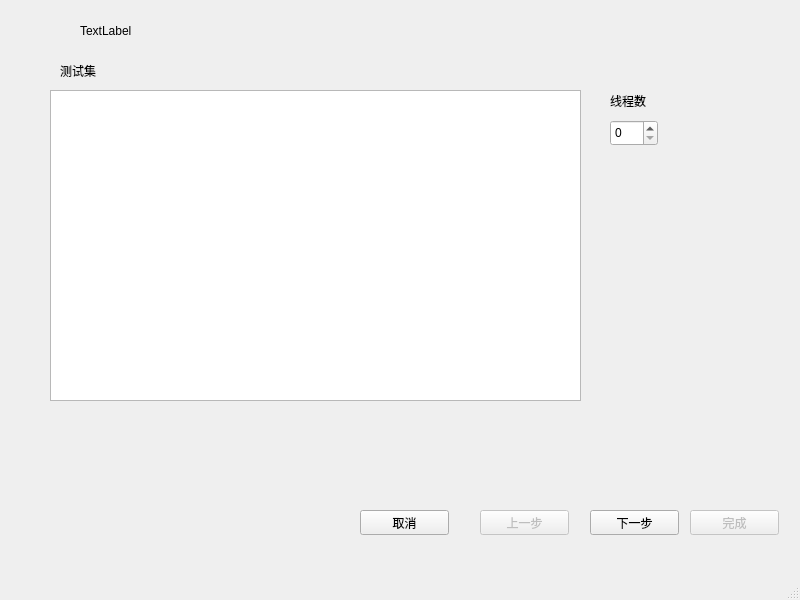
Old version of the form experiment/src/choiceguide.ui in the repository creeper12356/guide_software.
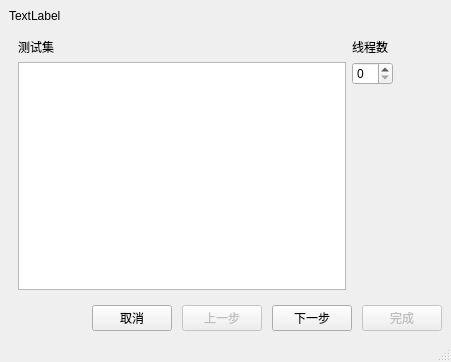
New version of the form. The open tabs and pages were chosen to show the change. Icons and pictures are not drawn.

The edit to the form file:
```diff
--- a/experiment/src/choiceguide.ui
+++ b/experiment/src/choiceguide.ui
@@ -9,10 +9,22 @@
    <rect>
     <x>0</x>
     <y>0</y>
-    <width>800</width>
-    <height>600</height>
+    <width>451</width>
+    <height>362</height>
    </rect>
   </property>
+  <property name="minimumSize">
+   <size>
+    <width>451</width>
+    <height>362</height>
+   </size>
+  </property>
+  <property name="maximumSize">
+   <size>
+    <width>451</width>
+    <height>362</height>
+   </size>
+  </property>
   <property name="windowTitle">
    <string>配置</string>
   </property>
@@ -21,15 +33,16 @@
     <normaloff>:/img/conf_icon.png</normaloff>:/img/conf_icon.png</iconset>
   </property>
   <widget class="QWidget" name="centralwidget">
+   <layout class="QVBoxLayout" name="verticalLayout">
+    <item>
+     <widget class="QLabel" name="info_label">
+      <property name="text">
+       <string>TextLabel</string>
+      </property>
+     </widget>
+    </item>
+    <item>
    <widget class="QStackedWidget" name="stacked_widget">
-    <property name="geometry">
-     <rect>
-      <x>40</x>
-      <y>50</y>
-      <width>691</width>
-      <height>411</height>
-     </rect>
-    </property>
     <property name="currentIndex">
      <number>2</number>
     </property>
@@ -88,111 +101,88 @@
      </widget>
     </widget>
     <widget class="QWidget" name="test_page">
-     <widget class="QListWidget" name="test_list">
-      <property name="geometry">
-       <rect>
-        <x>10</x>
-        <y>40</y>
-        <width>531</width>
-        <height>311</height>
-       </rect>
-      </property>
-     </widget>
-     <widget class="QSpinBox" name="thread_num_box">
-      <property name="geometry">
-       <rect>
-        <x>570</x>
-        <y>70</y>
-        <width>48</width>
-        <height>26</height>
-       </rect>
-      </property>
-     </widget>
-     <widget class="QLabel" name="label">
-      <property name="geometry">
-       <rect>
-        <x>570</x>
-        <y>30</y>
-        <width>51</width>
-        <height>41</height>
-       </rect>
-      </property>
-      <property name="text">
-       <string>线程数</string>
-      </property>
-     </widget>
+       <layout class="QHBoxLayout" name="horizontalLayout_2" stretch="1,0,0">
+        <item>
+         <layout class="QVBoxLayout" name="verticalLayout_6">
+          <item>
      <widget class="QLabel" name="label_2">
-      <property name="geometry">
-       <rect>
-        <x>20</x>
-        <y>0</y>
-        <width>81</width>
-        <height>41</height>
-       </rect>
-      </property>
       <property name="text">
        <string>测试集</string>
       </property>
      </widget>
-    </widget>
-   </widget>
-   <widget class="QPushButton" name="next_button">
-    <property name="enabled">
-     <bool>true</bool>
-    </property>
-    <property name="geometry">
-     <rect>
-      <x>590</x>
-      <y>510</y>
-      <width>89</width>
-      <height>25</height>
-     </rect>
-    </property>
+          </item>
+          <item>
+           <widget class="QListWidget" name="test_list"/>
+          </item>
+         </layout>
+        </item>
+        <item>
+         <layout class="QVBoxLayout" name="verticalLayout_5">
+          <item>
+           <widget class="QLabel" name="label">
     <property name="text">
-     <string>下一步</string>
-    </property>
-   </widget>
-   <widget class="QPushButton" name="prev_button">
-    <property name="enabled">
-     <bool>false</bool>
-    </property>
-    <property name="geometry">
-     <rect>
-      <x>480</x>
-      <y>510</y>
-      <width>89</width>
-      <height>25</height>
-     </rect>
-    </property>
-    <property name="text">
-     <string>上一步</string>
-    </property>
-   </widget>
-   <widget class="QPushButton" name="finish_button">
-    <property name="enabled">
-     <bool>false</bool>
-    </property>
-    <property name="geometry">
-     <rect>
-      <x>690</x>
-      <y>510</y>
-      <width>89</width>
-      <height>25</height>
-     </rect>
-    </property>
-    <property name="text">
-     <string>完成</string>
-    </property>
-   </widget>
+             <string>线程数</string>
+            </property>
+           </widget>
+          </item>
+          <item>
+           <widget class="QSpinBox" name="thread_num_box"/>
+          </item>
+          <item>
+           <spacer name="verticalSpacer">
+            <property name="orientation">
+             <enum>Qt::Vertical</enum>
+            </property>
+            <property name="sizeHint" stdset="0">
+             <size>
+              <width>20</width>
+              <height>40</height>
+             </size>
+            </property>
+           </spacer>
+          </item>
+         </layout>
+        </item>
+        <item>
+         <spacer name="horizontalSpacer">
+          <property name="orientation">
+           <enum>Qt::Horizontal</enum>
+          </property>
+          <property name="sizeHint" stdset="0">
+           <size>
+            <width>40</width>
+            <height>20</height>
+           </size>
+          </property>
+         </spacer>
+        </item>
+       </layout>
+      </widget>
+     </widget>
+    </item>
+    <item>
+     <layout class="QHBoxLayout" name="horizontalLayout" stretch="0,0,0,0,0">
+      <property name="spacing">
+       <number>10</number>
+      </property>
+      <property name="leftMargin">
+       <number>0</number>
+      </property>
+      <item>
+       <spacer name="horizontalSpacer_2">
+        <property name="orientation">
+         <enum>Qt::Horizontal</enum>
+        </property>
+        <property name="sizeHint" stdset="0">
+         <size>
+          <width>40</width>
+          <height>20</height>
+         </size>
+        </property>
+       </spacer>
+      </item>
+      <item>
    <widget class="QPushButton" name="cancel_button">
-    <property name="geometry">
-     <rect>
-      <x>360</x>
-      <y>510</y>
-      <width>89</width>
-      <height>25</height>
-     </rect>
-    </property>
     <property name="text">
      <string>取消</string>
     </property>
@@ -206,19 +196,47 @@
      <bool>false</bool>
     </property>
    </widget>
-   <widget class="QLabel" name="info_label">
-    <property name="geometry">
-     <rect>
-      <x>80</x>
-      <y>10</y>
-      <width>581</width>
-      <height>41</height>
-     </rect>
+      </item>
+      <item>
+       <widget class="QPushButton" name="prev_button">
+        <property name="enabled">
+         <bool>false</bool>
     </property>
     <property name="text">
-     <string>TextLabel</string>
-    </property>
-   </widget>
+         <string>上一步</string>
+        </property>
+       </widget>
+      </item>
+      <item>
+       <widget class="QPushButton" name="next_button">
+        <property name="enabled">
+         <bool>true</bool>
+        </property>
+        <property name="text">
+         <string>下一步</string>
+        </property>
+       </widget>
+      </item>
+      <item>
+       <widget class="QPushButton" name="finish_button">
+        <property name="enabled">
+         <bool>false</bool>
+        </property>
+        <property name="text">
+         <string>完成</string>
+        </property>
+       </widget>
+      </item>
+     </layout>
+    </item>
+   </layout>
+   <zorder>stacked_widget</zorder>
+   <zorder>next_button</zorder>
+   <zorder>prev_button</zorder>
+   <zorder>finish_button</zorder>
+   <zorder>cancel_button</zorder>
+   <zorder>info_label</zorder>
+   <zorder></zorder>
   </widget>
   <widget class="QMenuBar" name="menubar">
    <property name="geometry">
```
Left out of the diff: 97 changed lines with no effect on the pictures. Lines whose indentation alone changed are shown as unchanged.
